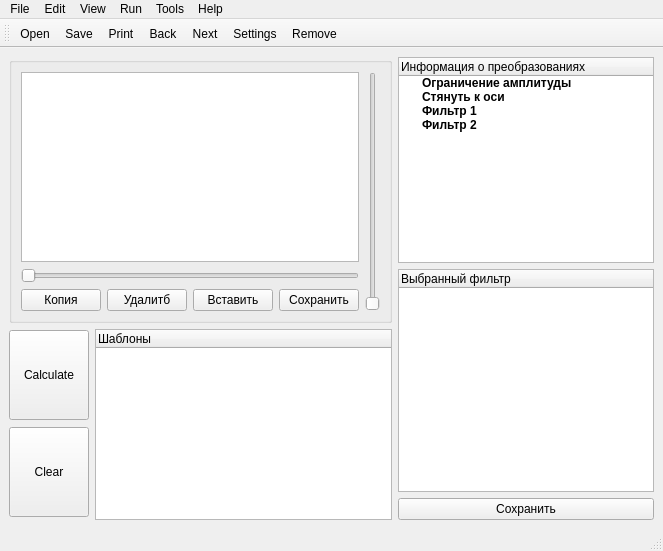
The window that mainwindow.ui (nikborovets/otl_10_pls) describes before a commit, drawn with Qt 5.
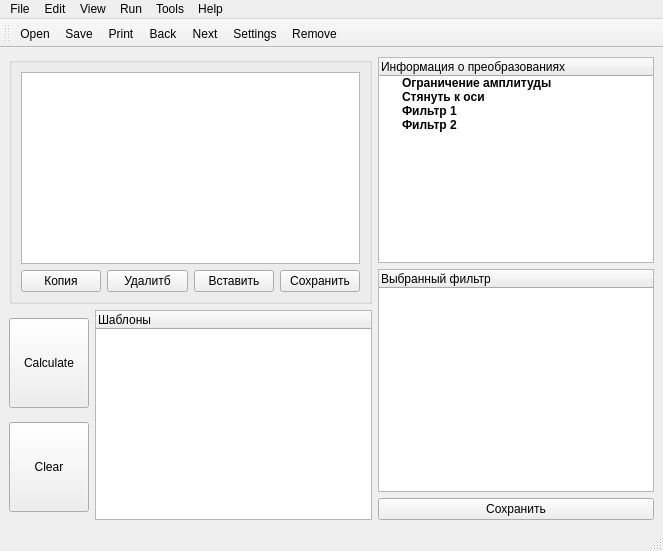
The same window after the commit. Icons and pictures are not drawn.

What changed in the file:
```diff
--- a/mainwindow.ui
+++ b/mainwindow.ui
@@ -148,53 +148,39 @@
         <layout class="QGridLayout" name="gridLayout_4">
          <item row="0" column="0">
           <layout class="QGridLayout" name="gridLayout_3">
-           <item row="2" column="2">
+           <item row="1" column="1">
+            <widget class="QPushButton" name="delete_button">
+             <property name="text">
+              <string>Удалитб</string>
+             </property>
+            </widget>
+           </item>
+           <item row="1" column="2">
             <widget class="QPushButton" name="set_button">
              <property name="text">
               <string>Вставить</string>
              </property>
             </widget>
            </item>
-           <item row="2" column="3">
+           <item row="1" column="3">
             <widget class="QPushButton" name="save_button">
              <property name="text">
               <string>Сохранить</string>
              </property>
             </widget>
            </item>
-           <item row="2" column="1">
-            <widget class="QPushButton" name="delete_button">
-             <property name="text">
-              <string>Удалитб</string>
-             </property>
-            </widget>
-           </item>
-           <item row="2" column="0">
-            <widget class="QPushButton" name="copy_button">
-             <property name="text">
-              <string>Копия</string>
-             </property>
-            </widget>
-           </item>
            <item row="0" column="0" colspan="4">
             <widget class="QGraphicsView" name="graphics_view"/>
            </item>
-           <item row="1" column="0" colspan="4">
-            <widget class="QSlider" name="horizontalSlider">
-             <property name="orientation">
-              <enum>Qt::Horizontal</enum>
+           <item row="1" column="0">
+            <widget class="QPushButton" name="copy_button">
+             <property name="text">
+              <string>Копия</string>
              </property>
             </widget>
            </item>
           </layout>
          </item>
-         <item row="0" column="1">
-          <widget class="QSlider" name="verticalSlider">
-           <property name="orientation">
-            <enum>Qt::Vertical</enum>
-           </property>
-          </widget>
-         </item>
         </layout>
        </widget>
       </item>
```
